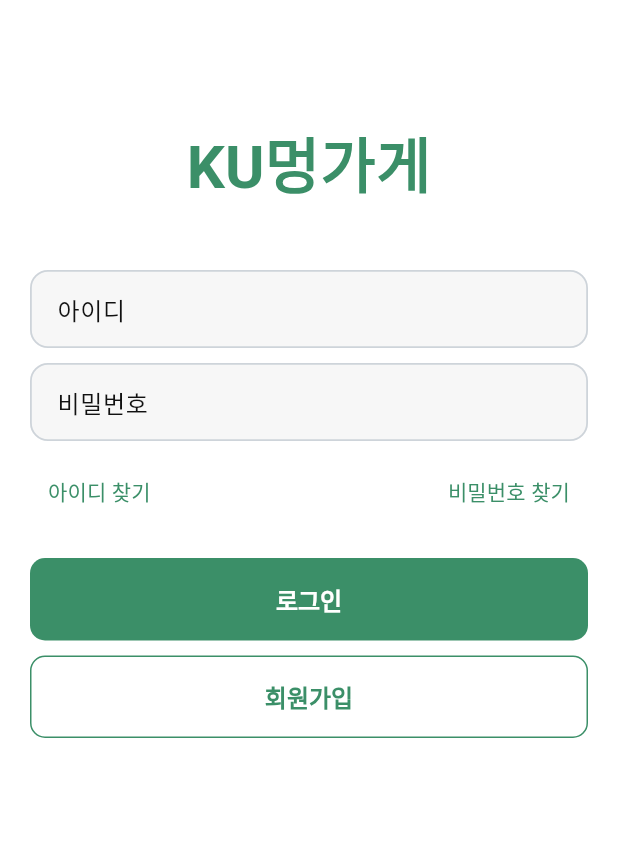
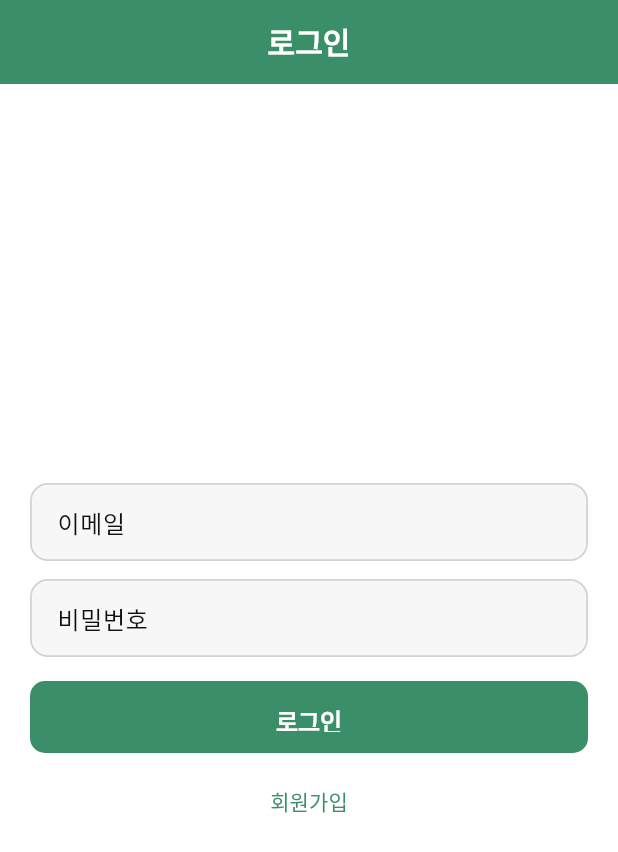
Before and after one commit to gegujin/KUmung_store, a Flutter app: the screen it shows after launch, on a phone screen of 412 x 824 dp. Shown: the top 852 px of the screen. Run offline on Flutter 3.47's test engine with Material 3 defaults, Android fonts, the light colour scheme and no system bars; our stand-ins replace flutter_rating_bar, geolocator, go_router, image_picker, timeago; missing offline and left inert: flutter_naver_map.

Commit message:
feat(auth): wire login screen to AuthApi.login and route to /

```diff
--- a/lib/features/auth/login_screen.dart
+++ b/lib/features/auth/login_screen.dart
@@ -1,92 +1,124 @@
-// lib/features/auth/login_screen.dart
 import 'package:flutter/material.dart';
 import 'package:go_router/go_router.dart';
-import 'package:kumeong_store/core/router/route_names.dart' as R;
+import '../../core/widgets/loading_spinner.dart';
+import 'data/auth_api.dart';
 
-class LoginPage extends StatelessWidget {
+class LoginPage extends StatefulWidget {
   const LoginPage({super.key});
 
-  Future<bool> _signIn() async {
-    // TODO: 실제 로그인 로직
-    await Future.delayed(const Duration(milliseconds: 300));
-    return true;
+  @override
+  State<LoginPage> createState() => _LoginPageState();
+}
+
+class _LoginPageState extends State<LoginPage> {
+  final _email = TextEditingController();
+  final _password = TextEditingController();
+  final _formKey = GlobalKey<FormState>();
+  bool _loading = false;
+
+  @override
+  void dispose() {
+    _email.dispose();
+    _password.dispose();
+    super.dispose();
+  }
+
+  Future<void> _submit() async {
+    if (!(_formKey.currentState?.validate() ?? false)) return;
+    setState(() => _loading = true);
+    try {
+      final data = await AuthApi.login(_email.text.trim(), _password.text);
+      final token = (data['accessToken'] ?? data['token'])?.toString();
+      if (!mounted) return;
+
+      final preview = (token != null && token.length > 12)
+          ? '${token.substring(0, 12)}...'
+          : (token ?? '없음');
+
+      ScaffoldMessenger.of(context).showSnackBar(
+        SnackBar(content: Text('로그인 성공 (토큰: $preview)')),
+      );
+
+      // 네임드 라우트 쓰면 context.goNamed('home')로 교체 가능
+      context.go('/');
+    } catch (e) {
+      if (!mounted) return;
+      ScaffoldMessenger.of(context).showSnackBar(
+        SnackBar(content: Text('로그인 실패: $e')),
+      );
+    } finally {
+      if (mounted) setState(() => _loading = false);
+    }
   }
 
   @override
   Widget build(BuildContext context) {
-    final mainColor = Theme.of(context).colorScheme.primary;
-
     return Scaffold(
-      body: SingleChildScrollView(
+      appBar: AppBar(title: const Text('로그인')),
+      body: SafeArea(
+        child: Center(
+          child: ConstrainedBox(
+            constraints: const BoxConstraints(maxWidth: 420),
             child: Padding(
               padding: const EdgeInsets.all(20),
+              child: Form(
+                key: _formKey,
                 child: Column(
-            mainAxisAlignment: MainAxisAlignment.start,
+                  mainAxisSize: MainAxisSize.min,
                   children: [
-              const SizedBox(height: 60),
-              Text(
-                'KU멍가게',
-                style: TextStyle(
-                  color: mainColor,
-                  fontSize: 40,
-                  fontWeight: FontWeight.bold,
+                    TextFormField(
+                      controller: _email,
+                      decoration: const InputDecoration(
+                        labelText: '이메일',
+                        hintText: 'student@ku.ac.kr',
+                        border: OutlineInputBorder(),
+                      ),
+                      keyboardType: TextInputType.emailAddress,
+                      validator: (v) {
+                        if (v == null || v.trim().isEmpty) return '이메일을 입력해주세요';
+                        if (!v.contains('@')) return '올바른 이메일 형식이 아닙니다';
+                        return null;
+                      },
+                    ),
+                    const SizedBox(height: 12),
+                    TextFormField(
+                      controller: _password,
+                      decoration: const InputDecoration(
+                        labelText: '비밀번호',
+                        border: OutlineInputBorder(),
+                      ),
+                      obscureText: true,
+                      validator: (v) {
+                        if (v == null || v.isEmpty) return '비밀번호를 입력해주세요';
+                        if (v.length < 8) return '8자 이상 입력해주세요';
+                        return null;
+                      },
+                      onFieldSubmitted: (_) => _submit(),
+                    ),
+                    const SizedBox(height: 16),
+                    SizedBox(
+                      width: double.infinity,
+                      height: 48,
+                      child: ElevatedButton(
+                        onPressed: _loading ? null : _submit,
+                        child: _loading
+                            ? const LoadingSpinner()
+                            : const Text('로그인'),
                       ),
                     ),
-              const SizedBox(height: 40),
-              const TextField(
-                decoration: InputDecoration(labelText: '아이디'),
-                style: TextStyle(fontSize: 16),
-              ),
-              const SizedBox(height: 10),
-              const TextField(
-                decoration: InputDecoration(labelText: '비밀번호'),
-                obscureText: true,
-                style: TextStyle(fontSize: 16),
-              ),
-              const SizedBox(height: 10),
-              Row(
-                mainAxisAlignment: MainAxisAlignment.spaceBetween,
-                children: [
+                    const SizedBox(height: 8),
                     TextButton(
-                    // ✅ 로그인 플로우 밖의 서브 페이지 → pushNamed
-                    onPressed: () => context.pushNamed(R.RouteNames.idFind),
-                    child: const Text('아이디 찾기'),
-                  ),
-                  TextButton(
-                    onPressed: () =>
-                        context.pushNamed(R.RouteNames.passwordFind),
-                    child: const Text('비밀번호 찾기'),
+                      onPressed: _loading
+                          ? null
+                          : () {
+                              context.push('/signup');
+                            },
+                      child: const Text('회원가입'),
                     ),
                   ],
                 ),
-              const SizedBox(height: 20),
-              ElevatedButton(
-                style: ElevatedButton.styleFrom(
-                  backgroundColor: mainColor,
-                  minimumSize: const Size(double.infinity, 55),
               ),
-                onPressed: () async {
-                  final ok = await _signIn();
-                  if (!context.mounted) return;
-                  if (ok) {
-                    // ✅ 쉘의 홈 브랜치로 '교체' 이동 → 하단바 즉시 표시
-                    context.goNamed(R.RouteNames.home);
-                  }
-                },
-                child:
-                    const Text('로그인', style: TextStyle(color: Colors.white)),
             ),
-              const SizedBox(height: 10),
-              OutlinedButton(
-                style: OutlinedButton.styleFrom(
-                  minimumSize: const Size(double.infinity, 55),
-                  side: BorderSide(color: mainColor),
-                ),
-                onPressed: () =>
-                    context.pushNamed(R.RouteNames.schoolSignUp),
-                child: Text('회원가입', style: TextStyle(color: mainColor)),
-              ),
-            ],
           ),
         ),
       ),
```
Lines whose indentation alone changed are shown as unchanged.
